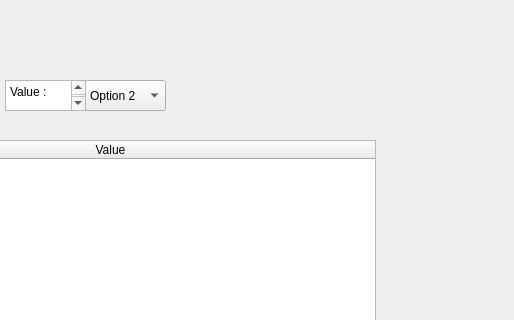
Old version of the form gui/groupLabelling.ui in the repository aanthir1/SER517-Fall23-Team4; both pictures show x 375 to 889 and y 0 to 320 of the 889 by 456 pixel window.
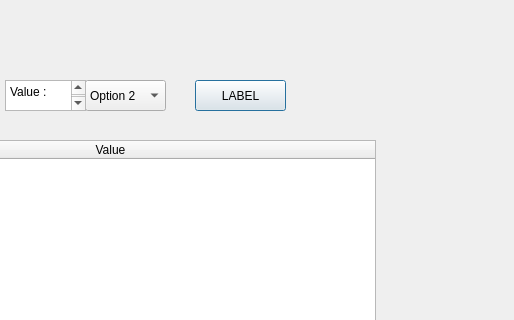
New version of the form.

Commit message: Added LABEL button on the group labeling screen.

```diff
--- a/gui/groupLabelling.ui
+++ b/gui/groupLabelling.ui
@@ -93,6 +93,19 @@
 </string>
    </property>
   </widget>
+  <widget class="QPushButton" name="pushButton">
+   <property name="geometry">
+    <rect>
+     <x>570</x>
+     <y>80</y>
+     <width>91</width>
+     <height>31</height>
+    </rect>
+   </property>
+   <property name="text">
+    <string>LABEL</string>
+   </property>
+  </widget>
  </widget>
  <resources/>
  <connections/>
```
The commit also changes 1 other file.
